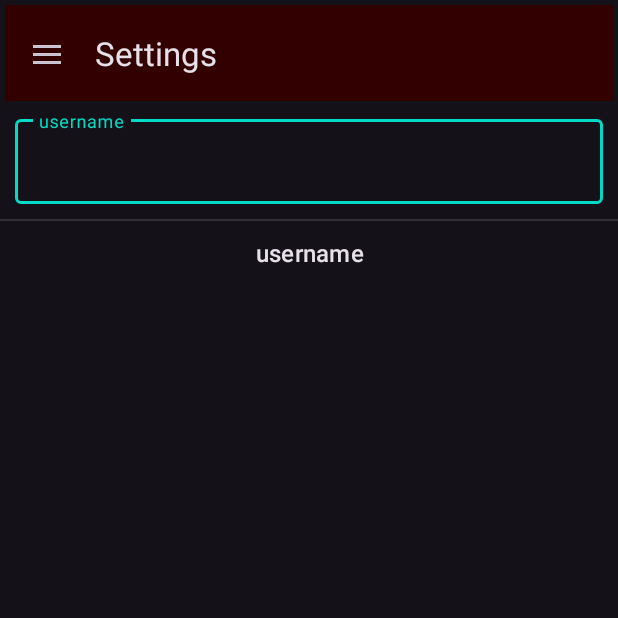
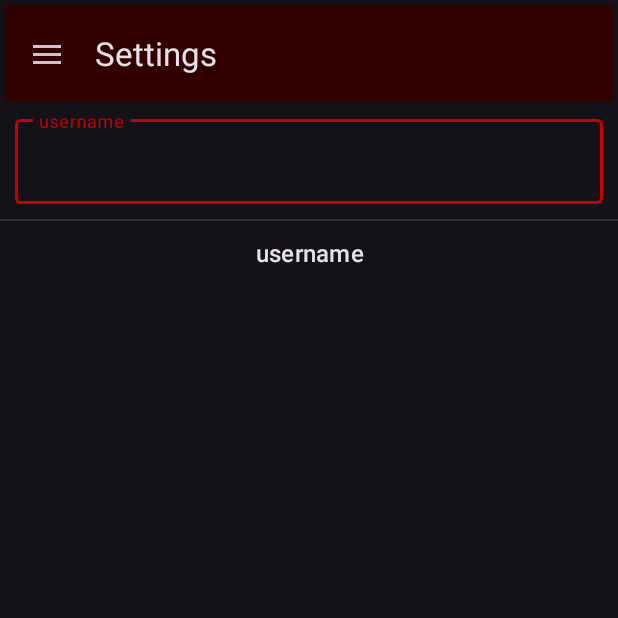
Before and after one commit to MatVan99ita/LordOfTheGames-MobileApp, an Android app: the SettingsActivity screen opened directly, with no data from a screen before it, on a phone screen of 412 x 824 dp, the top half of it. Run offline under Robolectric (Android 15) with nearby library versions, the phone set to English and light mode, and no system bars.

Commit message:
Update SettingsActivity.kt

```diff
--- a/LordOfTheGames/app/src/main/java/com/example/lordofthegames/Settings/SettingsActivity.kt
+++ b/LordOfTheGames/app/src/main/java/com/example/lordofthegames/Settings/SettingsActivity.kt
@@ -25,7 +25,7 @@ class SettingsActivity: AppCompatActivity() {
     private var AavedInstanceState: Bundle? = null
     override fun onCreate(savedInstanceState: Bundle?) {
         this.AavedInstanceState = savedInstanceState
-        this.setTheme(R.style.Theme_LordOfTheGames_AZURE)
+        this.setTheme(R.style.Theme_LordOfTheGames)
         super.onCreate(savedInstanceState)
 
         setContentView(R.layout.activity_settings)
```
